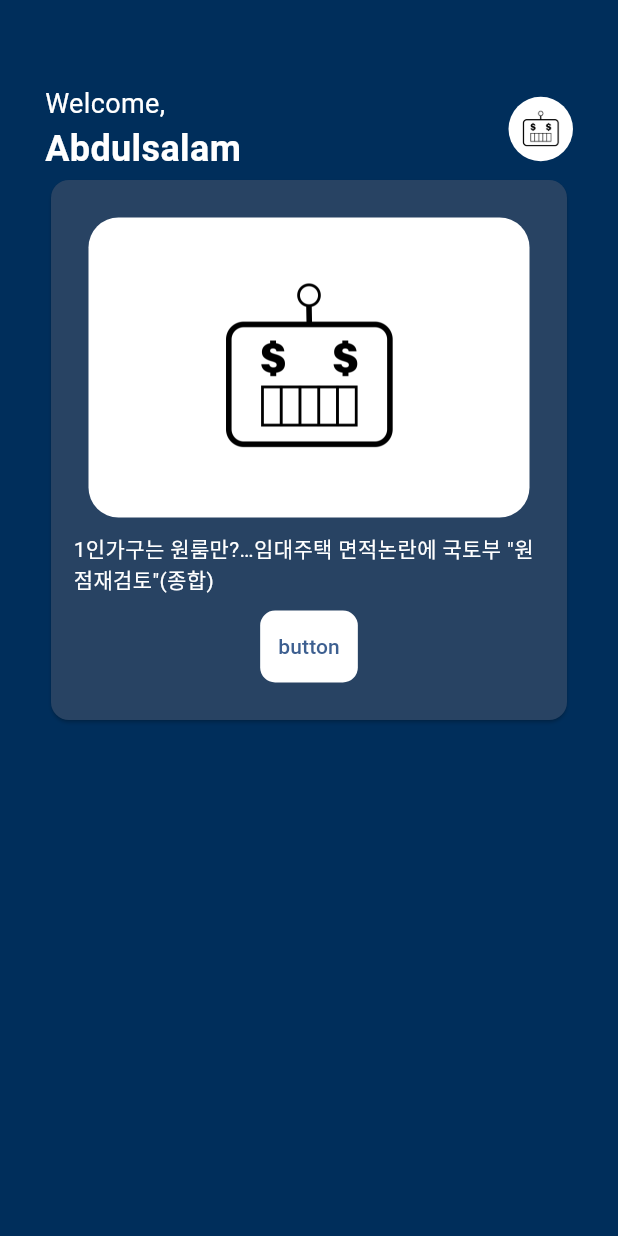
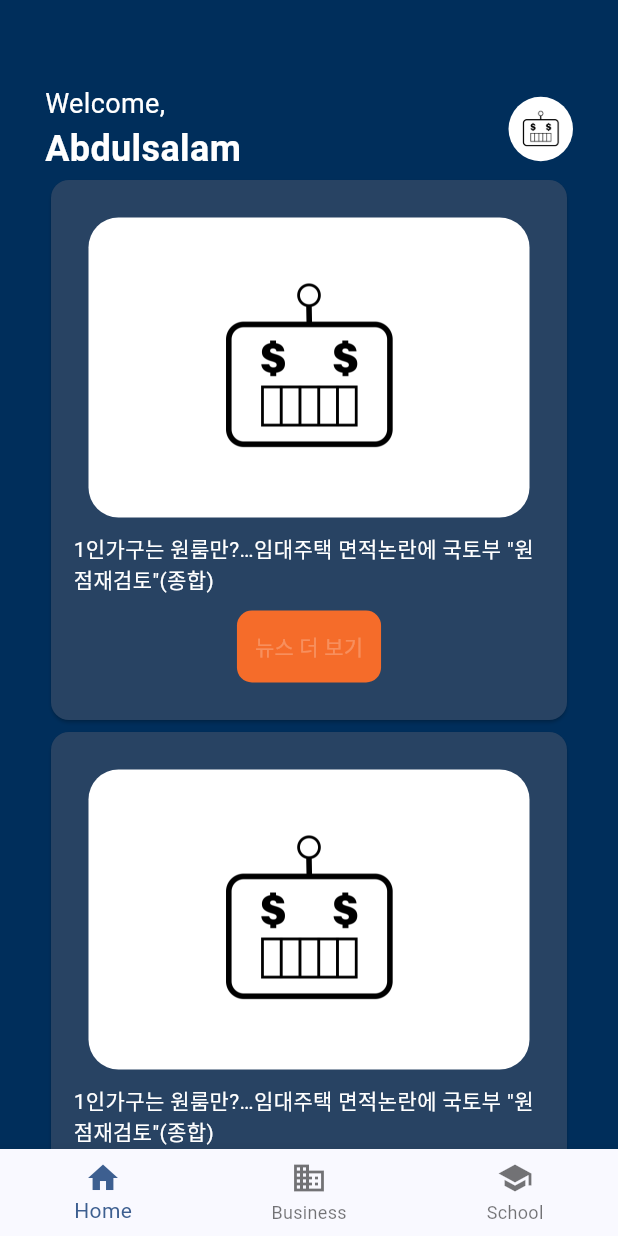
Before and after one commit to MeotJH/quantbot_front, a Flutter app: the screen it shows after launch, on a phone screen of 412 x 824 dp. Run offline on Flutter 3.47's test engine with Material 3 defaults, Android fonts, the phone set to English and light mode, and no system bars.

Commit message:
ADD card components for home page view

```diff
--- /dev/null
+++ b/lib/components/news_card.dart
@@ -0,0 +1,58 @@
+import 'package:flutter/material.dart';
+
+class NewsCard extends StatefulWidget {
+  const NewsCard({super.key});
+
+  @override
+  State<StatefulWidget> createState() => _NewsCardState();
+}
+
+class _NewsCardState extends State<NewsCard> {
+  @override
+  Widget build(BuildContext context) {
+    return Card(
+      color: const Color(0xff284363),
+      child: Padding(
+        padding: const EdgeInsets.all(15),
+        child: Column(
+          children: [
+            Container(
+              margin: const EdgeInsets.all(10),
+              width: 300,
+              height: 200,
+              decoration: BoxDecoration(
+                borderRadius: BorderRadius.circular(20),
+                color: Colors.white,
+              ),
+              child: Image.asset(
+                'assets/icon.png',
+              ),
+            ),
+            const Text(
+              '1인가구는 원룸만?…임대주택 면적논란에 국토부 "원점재검토"(종합)',
+              style: TextStyle(
+                color: Colors.white,
+              ),
+            ),
+            Container(
+              margin: const EdgeInsets.all(10),
+              decoration: BoxDecoration(
+                borderRadius: BorderRadius.circular(10),
+                color: const Color(0xffF56C2A),
+              ),
+              child: TextButton(
+                onPressed: () {},
+                child: const Text(
+                  '뉴스 더 보기',
+                  style: TextStyle(
+                    color: Colors.white24,
+                  ),
+                ),
+              ),
+            )
+          ],
+        ),
+      ),
+    );
+  }
+}
--- a/lib/views/home_page.dart
+++ b/lib/views/home_page.dart
@@ -1,8 +1,10 @@
 import 'dart:ui';
 
 import 'package:flutter/material.dart';
+import 'package:flutter/painting.dart';
 import 'package:flutter/rendering.dart';
 import 'package:flutter/widgets.dart';
+import 'package:quant_bot_front/components/news_card.dart';
 
 class HomePage extends StatefulWidget {
   const HomePage({super.key});
@@ -12,6 +14,14 @@ class HomePage extends StatefulWidget {
 }
 
 class _HomePageState extends State<HomePage> {
+  int _selectedIndex = 0;
+
+  void _onItemTapped(int index) {
+    setState(() {
+      _selectedIndex = index;
+    });
+  }
+
   @override
   Widget build(BuildContext context) {
     return Scaffold(
@@ -19,7 +29,8 @@ class _HomePageState extends State<HomePage> {
       appBar: AppBar(
         backgroundColor: const Color(0xFF002E5B),
       ),
-      body: Padding(
+      body: SingleChildScrollView(
+        child: Padding(
           padding: const EdgeInsets.symmetric(
             horizontal: 30,
           ),
@@ -61,47 +72,31 @@ class _HomePageState extends State<HomePage> {
                   ),
                 ],
               ),
-            Card(
-              color: const Color(0xff284363),
-              child: Padding(
-                padding: const EdgeInsets.all(15),
-                child: Column(
-                  children: [
-                    Container(
-                      margin: const EdgeInsets.all(10),
-                      width: 300,
-                      height: 200,
-                      decoration: BoxDecoration(
-                        borderRadius: BorderRadius.circular(20),
-                        color: Colors.white,
-                      ),
-                      child: Image.asset(
-                        'assets/icon.png',
-                      ),
-                    ),
-                    const Text(
-                      '1인가구는 원룸만?…임대주택 면적논란에 국토부 "원점재검토"(종합)',
-                      style: TextStyle(
-                        color: Colors.white,
-                      ),
-                    ),
-                    Container(
-                      margin: const EdgeInsets.all(10),
-                      decoration: BoxDecoration(
-                        borderRadius: BorderRadius.circular(10),
-                        color: Colors.white,
-                      ),
-                      child: TextButton(
-                        onPressed: () {},
-                        child: const Text('button'),
-                      ),
-                    )
+              const NewsCard(),
+              const NewsCard(),
+              const NewsCard(),
+              const NewsCard(),
             ],
           ),
         ),
-            )
+      ),
+      bottomNavigationBar: BottomNavigationBar(
+        items: const <BottomNavigationBarItem>[
+          BottomNavigationBarItem(
+            icon: Icon(Icons.home),
+            label: 'Home',
+          ),
+          BottomNavigationBarItem(
+            icon: Icon(Icons.business),
+            label: 'Business',
+          ),
+          BottomNavigationBarItem(
+            icon: Icon(Icons.school),
+            label: 'School',
+          ),
         ],
-        ),
+        currentIndex: _selectedIndex,
+        onTap: _onItemTapped,
       ),
     );
   }
```
Lines whose indentation alone changed are shown as unchanged.
